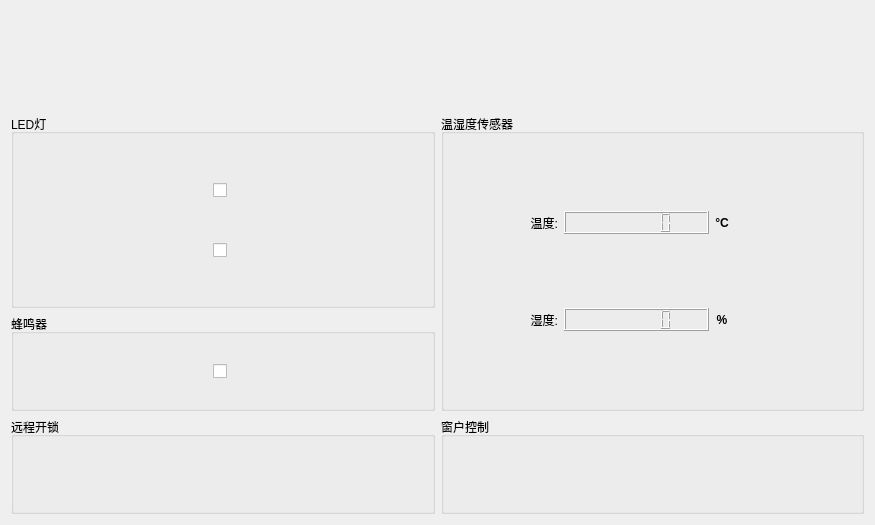
This is usartform.ui in Hello-ZYH/Dormitory-security-system as Qt 5 draws it before an edit. The edited form follows.
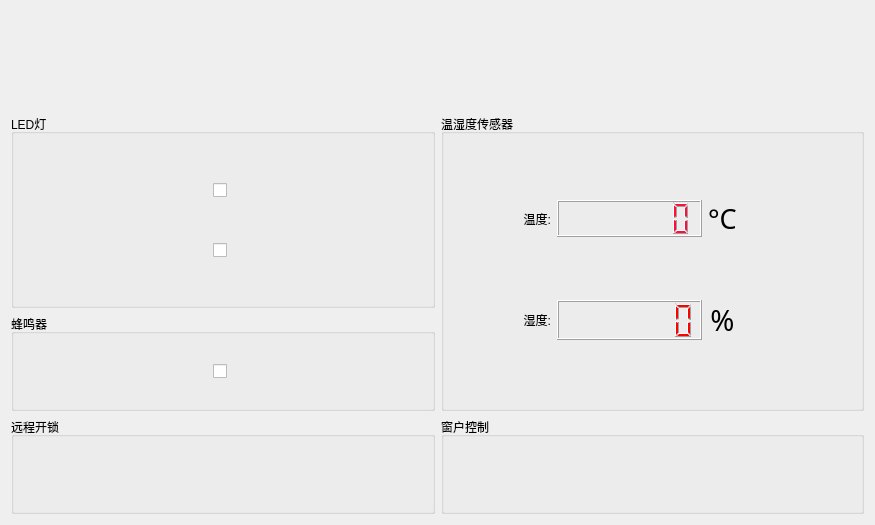
This is the edited form. Icons and pictures are not drawn.

```diff
--- a/usartform.ui
+++ b/usartform.ui
@@ -36,8 +36,10 @@
         </property>
         <property name="font">
          <font>
-          <weight>75</weight>
-          <bold>true</bold>
+          <family>Adobe Arabic</family>
+          <pointsize>22</pointsize>
+          <weight>50</weight>
+          <bold>false</bold>
          </font>
         </property>
         <property name="text">
@@ -90,8 +92,10 @@
         </property>
         <property name="font">
          <font>
-          <weight>75</weight>
-          <bold>true</bold>
+          <family>Adobe Arabic</family>
+          <pointsize>20</pointsize>
+          <weight>50</weight>
+          <bold>false</bold>
          </font>
         </property>
         <property name="text">
```
Left out of the diff: 5 changed lines with no effect on the pictures.
